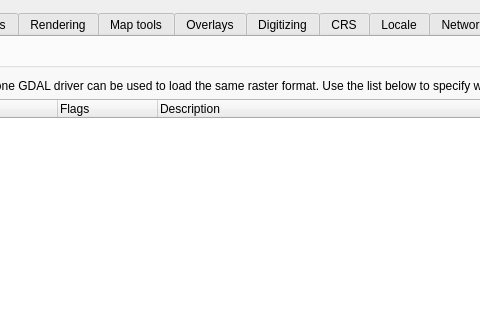
This is src/ui/qgsoptionsbase.ui in qgis/QGIS as Qt 5 draws it before an edit; both pictures show x 181 to 661 and y 0 to 320 of the 800 by 526 pixel window. The edited form follows.
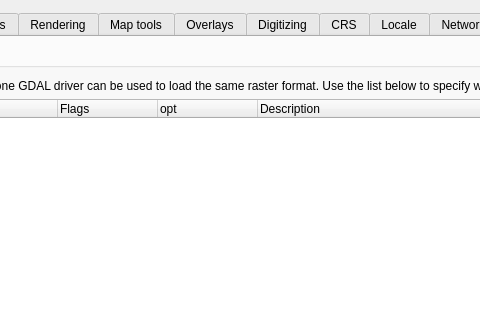
This is the edited form. The open tabs and pages were chosen to show the change. Icons and pictures are not drawn. Custom widgets are drawn as their Qt base class.

What changed in the file:
```diff
--- a/src/ui/qgsoptionsbase.ui
+++ b/src/ui/qgsoptionsbase.ui
@@ -796,6 +796,11 @@
               <string>Flags</string>
              </property>
             </column>
+            <column>
+             <property name="text">
+              <string>opt</string>
+             </property>
+            </column>
             <column>
              <property name="text">
               <string>Description</string>
```
Left out of the diff: 32 changed lines with no effect on the pictures.
